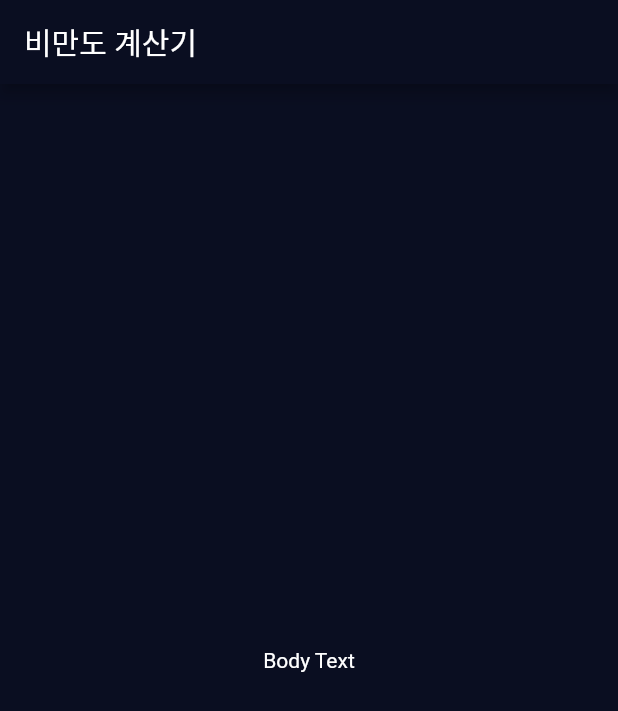
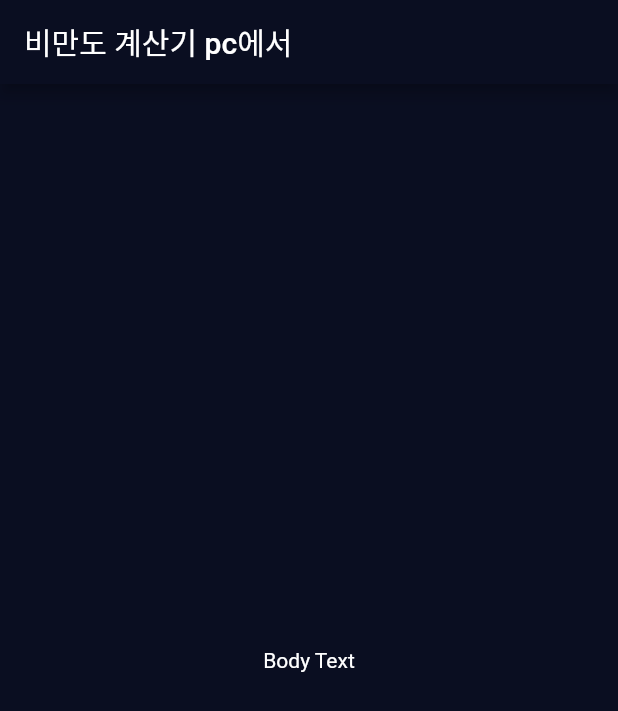
Before and after one commit to leessosso/flutter_bmi_calculator, a Flutter app: the screen it shows after launch, on a phone screen of 412 x 824 dp. Shown: the top 711 px of the screen. Run offline on Flutter 3.47's test engine with Material 2 defaults, Android fonts, the phone set to English and light mode, and no system bars.

Commit message:
pc  test

```diff
--- a/lib/input_page.dart
+++ b/lib/input_page.dart
@@ -10,7 +10,7 @@ class _InputPageState extends State<InputPage> {
   Widget build(BuildContext context) {
     return Scaffold(
       appBar: AppBar(
-        title: Text('비만도 계산기'),
+        title: Text('비만도 계산기 pc에서'),
       ),
       body: Center(
         child: Text('Body Text'),
```
Also changed, not shown: 1 other file.
